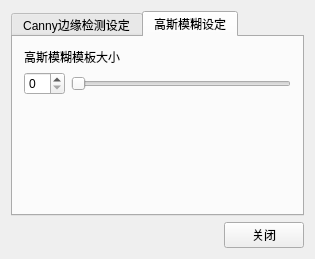
Old version of the form mainwindow/EdgeDetection.ui in the repository Narthill/Image_processing.
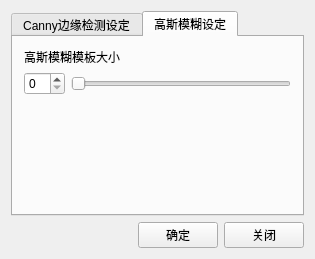
New version of the form.

```diff
--- a/mainwindow/EdgeDetection.ui
+++ b/mainwindow/EdgeDetection.ui
@@ -177,6 +177,13 @@
          </property>
         </spacer>
        </item>
+       <item>
+        <widget class="QPushButton" name="sureBtn">
+         <property name="text">
+          <string>确定</string>
+         </property>
+        </widget>
+       </item>
        <item>
         <widget class="QPushButton" name="closeBtn">
          <property name="text">
```
